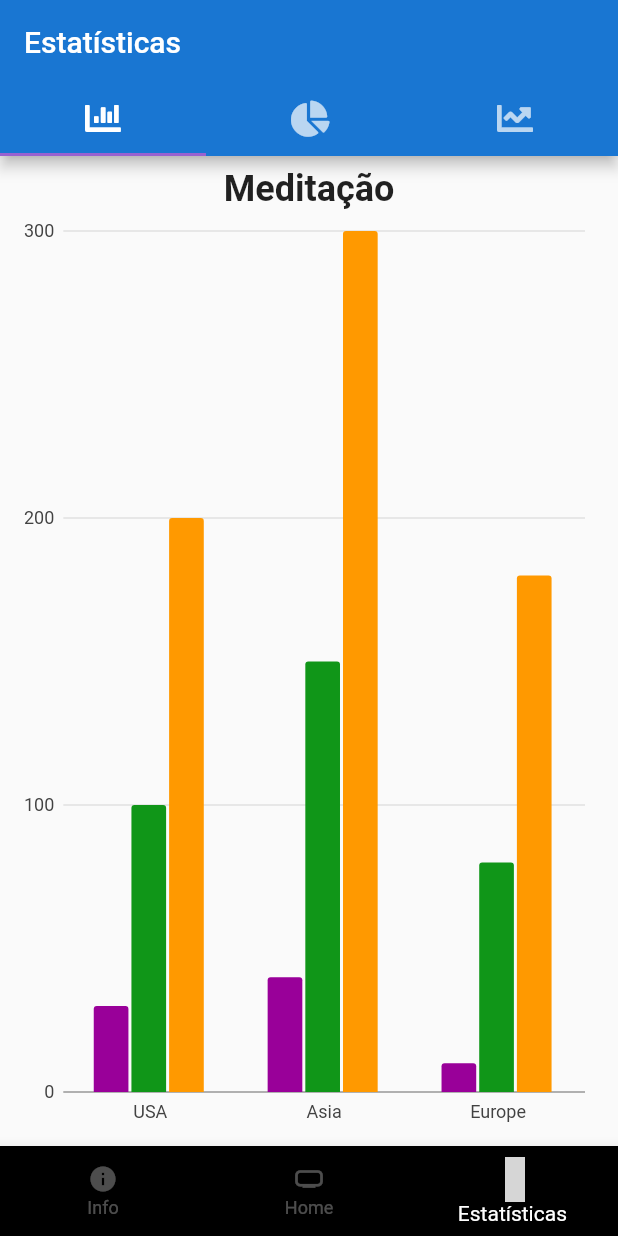
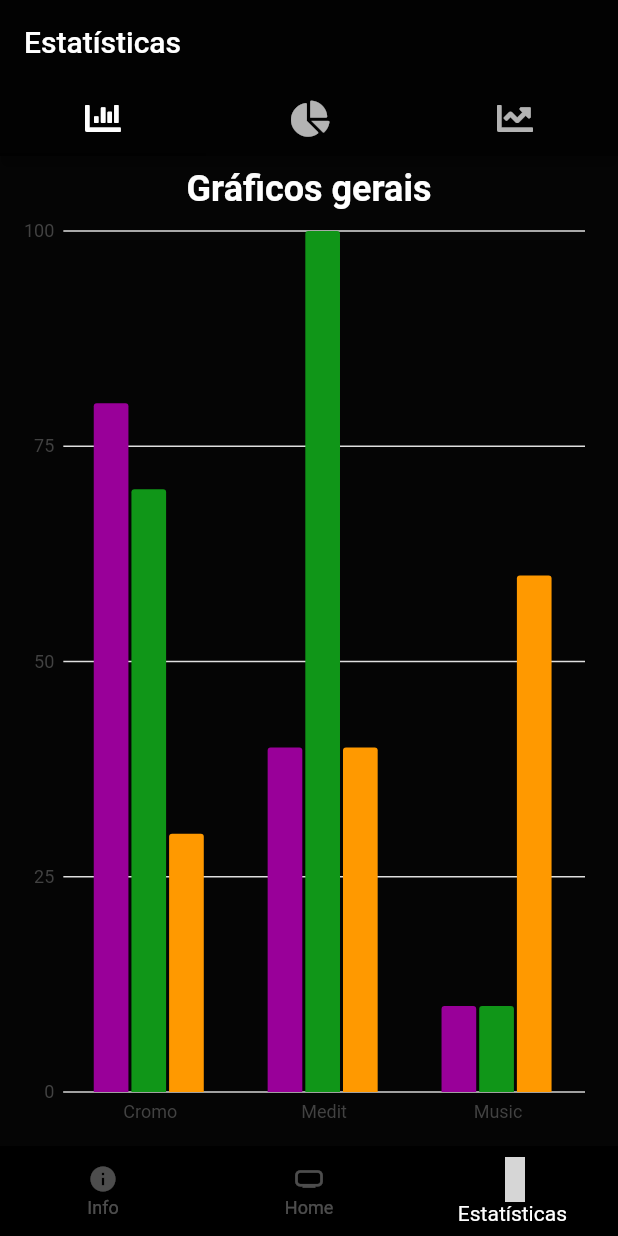
Before and after one commit to Guilherme-ctrl/SAPAD, a Flutter app: the screen it shows after launch, item 3 of the bottom bar chosen, on a phone screen of 412 x 824 dp. Run offline on Flutter 3.47's test engine with Material 2 defaults, Android fonts, the phone set to English and light mode, and no system bars; our stand-ins replace audioplayers, carousel_slider, charts_flutter, font_awesome_flutter, google_fonts, material_design_icons_flutter and 2 more; accounts and stored records are empty; grey boxes are pictures that could not be loaded.

Commit message:
alterações de design dos gráficos e tela

```diff
--- a/lib/Telas/HomeScreens/stats.dart
+++ b/lib/Telas/HomeScreens/stats.dart
@@ -11,34 +11,33 @@ class StatsPage extends StatefulWidget {
 }
 
 class _StatsPageState extends State<StatsPage> {
-  List<charts.Series<Pollution, String>> _seriesData;
+  List<charts.Series<Colunas, String>> _seriesData;
   List<charts.Series<Task, String>> _seriesPieData;
   List<charts.Series<Sales, int>> _seriesLineData;
 
   _generateData() {
     var data1 = [
-      new Pollution(1980, 'USA', 30),
-      new Pollution(1980, 'Asia', 40),
-      new Pollution(1980, 'Europe', 10),
+      new Colunas('Cromo', 80),
+      new Colunas('Medit', 40),
+      new Colunas('Music', 10),
     ];
     var data2 = [
-      new Pollution(1985, 'USA', 100),
-      new Pollution(1980, 'Asia', 150),
-      new Pollution(1985, 'Europe', 80),
+      new Colunas('Cromo', 70),
+      new Colunas('Medit', 100),
+      new Colunas('Music', 10),
     ];
     var data3 = [
-      new Pollution(1985, 'USA', 200),
-      new Pollution(1980, 'Asia', 300),
-      new Pollution(1985, 'Europe', 180),
+      new Colunas('Cromo', 30),
+      new Colunas('Medit', 40),
+      new Colunas('Music', 60),
     ];
 
     var piedata = [
-      new Task('Work', 35.8, Color(0xff3366cc)),
-      new Task('Eat', 8.3, Color(0xff990099)),
-      new Task('Commute', 10.8, Color(0xff109618)),
-      new Task('TV', 15.6, Color(0xfffdbe19)),
-      new Task('Sleep', 19.2, Color(0xffff9900)),
-      new Task('Other', 10.3, Color(0xffdc3912)),
+      new Task('Medo', 35.8, Color(0xff3366cc)),
+      new Task('Raiva', 8.3, Color(0xff89999c)),
+      new Task('Ansiedade', 10.8, Color(0xff109618)),
+      new Task('Tristeza', 15.6, Color(0xfffdbe19)),
+      new Task('Estresse', 19.2, Color(0xffff9900)),
     ];
 
     var linesalesdata = [
@@ -69,36 +68,38 @@ class _StatsPageState extends State<StatsPage> {
 
     _seriesData.add(
       charts.Series(
-        domainFn: (Pollution pollution, _) => pollution.place,
-        measureFn: (Pollution pollution, _) => pollution.quantity,
+        domainFn: (Colunas colunas, _) => colunas.emocao,
+        measureFn: (Colunas colunas, _) => colunas.tempo,
         id: 'Medit',
         data: data1,
         fillPatternFn: (_, __) => charts.FillPatternType.solid,
-        fillColorFn: (Pollution pollution, _) =>
+        fillColorFn: (Colunas cedit, _) =>
             charts.ColorUtil.fromDartColor(Color(0xff990099)),
       ),
     );
 
     _seriesData.add(
       charts.Series(
-        domainFn: (Pollution pollution, _) => pollution.place,
-        measureFn: (Pollution pollution, _) => pollution.quantity,
+        domainFn: (Colunas colunas, _) => colunas.emocao,
+        measureFn: (Colunas colunas, _) => colunas.tempo,
         id: 'Cromo',
         data: data2,
         fillPatternFn: (_, __) => charts.FillPatternType.solid,
-        fillColorFn: (Pollution pollution, _) =>
+        fillColorFn: (Colunas cedit, _) =>
             charts.ColorUtil.fromDartColor(Color(0xff109618)),
       ),
     );
 
     _seriesData.add(
       charts.Series(
-        domainFn: (Pollution pollution, _) => pollution.place,
-        measureFn: (Pollution pollution, _) => pollution.quantity,
-        id: 'Music',
+        domainFn: (Colunas colunas, _) => colunas.emocao,
+        measureFn: (Colunas colunas, _) => colunas.tempo,
+        colorFn: (Colunas colunas, _) =>
+            charts.ColorUtil.fromDartColor(Color(0xFFFAFAFA)),
+        id: 'Musicoterapia',
         data: data3,
         fillPatternFn: (_, __) => charts.FillPatternType.solid,
-        fillColorFn: (Pollution pollution, _) =>
+        fillColorFn: (Colunas colunas, _) =>
             charts.ColorUtil.fromDartColor(Color(0xffff9900)),
       ),
     );
@@ -109,7 +110,7 @@ class _StatsPageState extends State<StatsPage> {
         measureFn: (Task task, _) => task.taskvalue,
         colorFn: (Task task, _) =>
             charts.ColorUtil.fromDartColor(task.colorval),
-        id: 'Air Pollution',
+        id: 'Meditação',
         data: piedata,
         labelAccessorFn: (Task row, _) => '${row.taskvalue}',
       ),
@@ -118,7 +119,7 @@ class _StatsPageState extends State<StatsPage> {
     _seriesLineData.add(
       charts.Series(
         colorFn: (__, _) => charts.ColorUtil.fromDartColor(Color(0xff990099)),
-        id: 'Air Pollution',
+        id: 'Meditação',
         data: linesalesdata,
         domainFn: (Sales sales, _) => sales.yearval,
         measureFn: (Sales sales, _) => sales.salesval,
@@ -127,7 +128,7 @@ class _StatsPageState extends State<StatsPage> {
     _seriesLineData.add(
       charts.Series(
         colorFn: (__, _) => charts.ColorUtil.fromDartColor(Color(0xff109618)),
-        id: 'Air Pollution',
+        id: 'Meditação',
         data: linesalesdata1,
         domainFn: (Sales sales, _) => sales.yearval,
         measureFn: (Sales sales, _) => sales.salesval,
@@ -136,7 +137,7 @@ class _StatsPageState extends State<StatsPage> {
     _seriesLineData.add(
       charts.Series(
         colorFn: (__, _) => charts.ColorUtil.fromDartColor(Color(0xffff9900)),
-        id: 'Air Pollution',
+        id: 'Meditação',
         data: linesalesdata2,
         domainFn: (Sales sales, _) => sales.yearval,
         measureFn: (Sales sales, _) => sales.salesval,
@@ -148,7 +149,7 @@ class _StatsPageState extends State<StatsPage> {
   void initState() {
     // TODO: implement initState
     super.initState();
-    _seriesData = List<charts.Series<Pollution, String>>();
+    _seriesData = List<charts.Series<Colunas, String>>();
     _seriesPieData = List<charts.Series<Task, String>>();
     _seriesLineData = List<charts.Series<Sales, int>>();
     _generateData();
@@ -156,23 +157,25 @@ class _StatsPageState extends State<StatsPage> {
 
   @override
   Widget build(BuildContext context) {
+    var tabBar = TabBar(
+      indicatorColor: Colors.black45,
+      tabs: [
+        Tab(
+          icon: Icon(FontAwesomeIcons.solidChartBar),
+        ),
+        Tab(icon: Icon(FontAwesomeIcons.chartPie)),
+        Tab(icon: Icon(FontAwesomeIcons.chartLine)),
+      ],
+    );
     return MaterialApp(
       home: DefaultTabController(
         length: 3,
         child: Scaffold(
+          backgroundColor: Colors.black87,
           appBar: AppBar(
-            backgroundColor: Color(0xff1976d2),
+            backgroundColor: Colors.black54,
             //backgroundColor: Color(0xff308e1c),
-            bottom: TabBar(
-              indicatorColor: Color(0xff9962D0),
-              tabs: [
-                Tab(
-                  icon: Icon(FontAwesomeIcons.solidChartBar),
-                ),
-                Tab(icon: Icon(FontAwesomeIcons.chartPie)),
-                Tab(icon: Icon(FontAwesomeIcons.chartLine)),
-              ],
-            ),
+            bottom: tabBar,
             title: Text('Estatísticas'),
           ),
           body: TabBarView(
@@ -184,17 +187,18 @@ class _StatsPageState extends State<StatsPage> {
                     child: Column(
                       children: <Widget>[
                         Text(
-                          'Meditação',
+                          'Gráficos gerais',
                           style: TextStyle(
-                              fontSize: 24.0, fontWeight: FontWeight.bold),
+                              fontSize: 24.0,
+                              fontWeight: FontWeight.bold,
+                              color: Colors.white),
                         ),
                         Expanded(
                           child: charts.BarChart(
                             _seriesData,
                             animate: true,
                             barGroupingType: charts.BarGroupingType.grouped,
-                            //behaviors: [new charts.SeriesLegend()],
-                            animationDuration: Duration(seconds: 5),
+                            animationDuration: Duration(seconds: 2),
                           ),
                         ),
                       ],
@@ -211,7 +215,9 @@ class _StatsPageState extends State<StatsPage> {
                         Text(
                           'Cromoterapia',
                           style: TextStyle(
-                              fontSize: 24.0, fontWeight: FontWeight.bold),
+                              fontSize: 24.0,
+                              fontWeight: FontWeight.bold,
+                              color: Colors.white),
                         ),
                         SizedBox(
                           height: 10.0,
@@ -219,12 +225,12 @@ class _StatsPageState extends State<StatsPage> {
                         Expanded(
                           child: charts.PieChart(_seriesPieData,
                               animate: true,
-                              animationDuration: Duration(seconds: 5),
+                              animationDuration: Duration(seconds: 2),
                               behaviors: [
                                 new charts.DatumLegend(
                                   outsideJustification:
                                       charts.OutsideJustification.endDrawArea,
-                                  horizontalFirst: false,
+                                  horizontalFirst: true,
                                   desiredMaxRows: 2,
                                   cellPadding: new EdgeInsets.only(
                                       right: 4.0, bottom: 4.0),
@@ -232,7 +238,7 @@ class _StatsPageState extends State<StatsPage> {
                                       color: charts
                                           .MaterialPalette.purple.shadeDefault,
                                       fontFamily: 'Georgia',
-                                      fontSize: 11),
+                                      fontSize: 13),
                                 )
                               ],
                               defaultRenderer: new charts.ArcRendererConfig(
@@ -257,14 +263,16 @@ class _StatsPageState extends State<StatsPage> {
                         Text(
                           'Musicoterapia',
                           style: TextStyle(
-                              fontSize: 24.0, fontWeight: FontWeight.bold),
+                              fontSize: 24.0,
+                              fontWeight: FontWeight.bold,
+                              color: Colors.white),
                         ),
                         Expanded(
                           child: charts.LineChart(_seriesLineData,
                               defaultRenderer: new charts.LineRendererConfig(
                                   includeArea: true, stacked: true),
                               animate: true,
-                              animationDuration: Duration(seconds: 5),
+                              animationDuration: Duration(seconds: 2),
                               behaviors: [
                                 new charts.ChartTitle('Tempo',
                                     behaviorPosition:
@@ -297,12 +305,11 @@ class _StatsPageState extends State<StatsPage> {
   }
 }
 
-class Pollution {
-  String place;
-  int year;
-  int quantity;
+class Colunas {
+  String emocao;
+  int tempo;
 
-  Pollution(this.year, this.place, this.quantity);
+  Colunas(this.emocao, this.tempo);
 }
 
 class Task {
```
